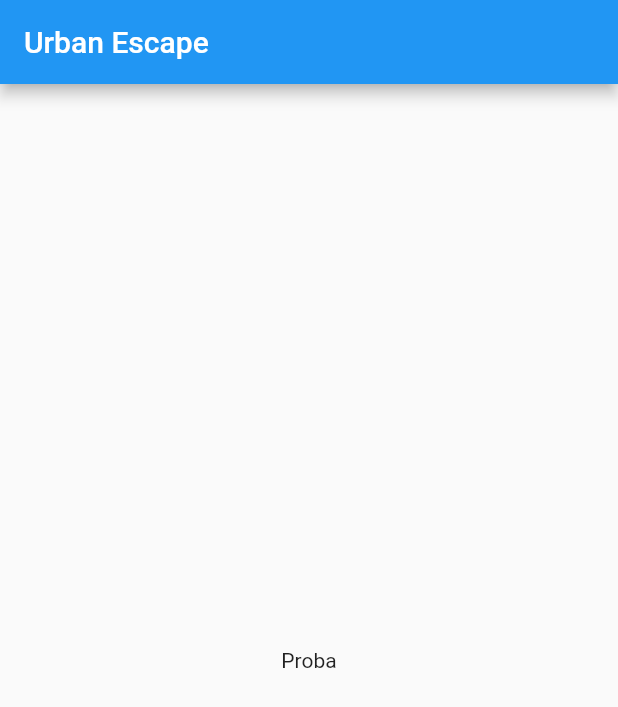
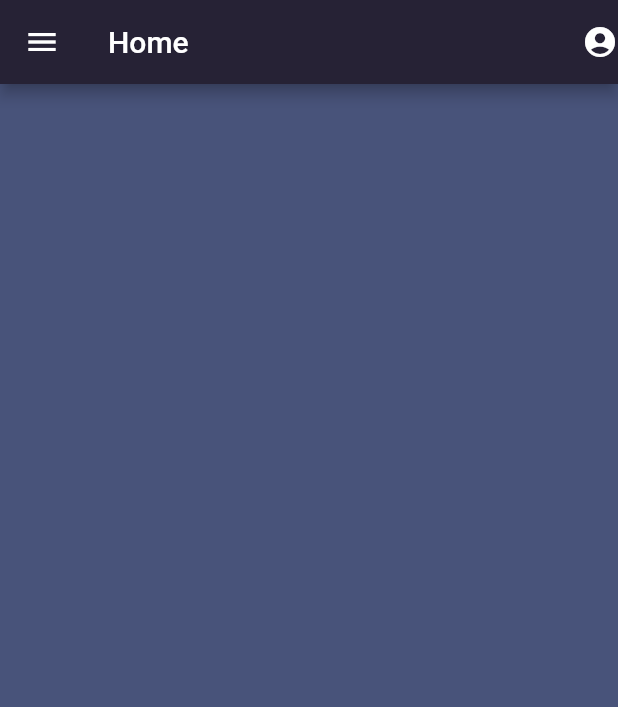
Before and after one commit to nmidzic20/UrbanEscape, a Flutter app: the screen it shows after launch, on a phone screen of 412 x 824 dp. Shown: the top 707 px of the screen. Run offline on Flutter 3.47's test engine with Material 2 defaults, Android fonts, the phone set to English and light mode, and no system bars.

Commit message:
Adjusted custom theme, added top app bar and navigation drawer

```diff
--- a/lib/main.dart
+++ b/lib/main.dart
@@ -1,6 +1,7 @@
 import 'package:flutter/material.dart';
 import 'package:urban_escape/theme/theme_constants.dart';
 import 'package:urban_escape/theme/theme_manager.dart';
+import 'package:flutter/material.dart';
 
 void main() {
   runApp(const MyApp());
@@ -16,7 +17,6 @@ class MyApp extends StatefulWidget {
 }
 
 class _MyAppState extends State<MyApp> {
-
   @override
   void dispose() {
     _themeManager.removeListener(themeListener);
@@ -31,9 +31,7 @@ class _MyAppState extends State<MyApp> {
 
   void themeListener() {
     if (mounted) {
-      setState(() {
-
-      });
+      setState(() {});
     }
   }
 
@@ -42,9 +40,9 @@ class _MyAppState extends State<MyApp> {
     return MaterialApp(
       title: 'Urban Escape',
       debugShowCheckedModeBanner: false,
-      //theme: ThemeData(primarySwatch: Color(0x262235)),//lightTheme,
-      //darkTheme: darkTheme,
-      //themeMode: _themeManager.themeMode,
+      theme: lightTheme,
+      darkTheme: darkTheme,
+      themeMode: _themeManager.themeMode,
       home: const HomePage(),
     );
   }
@@ -57,11 +55,39 @@ class HomePage extends StatelessWidget {
   Widget build(BuildContext context) {
     return Scaffold(
       appBar: AppBar(
-        title: const Text("Urban Escape"),
+        // Necessary to put leading: Builder(...) { return IconButton(...)} instead of leading: IconButton(...)
+        // in order to be able to call context for Scaffold.of (to open the drawer on clicking the icon)
+        leading: Builder(builder: (context) {
+          return IconButton(
+            icon: Icon(Icons.menu),
+            onPressed: () => Scaffold.of(context).openDrawer(),
+          );
+        }),
+        title: Text('Home'),
+        actions: [
+          Padding(
+            padding: EdgeInsets.symmetric(horizontal: 16),
+          ),
+          Icon(Icons.account_circle),
+        ],
       ),
-      body: const Center(
-        child: Text("Proba"),
+      drawer: Drawer(
+        // Add a ListView to the drawer. This ensures the user can scroll
+        // through the options in the drawer if there isn't enough vertical
+        // space to fit everything.
+        child: ListView(
+          // Important: Remove any padding from the ListView.
+          padding: EdgeInsets.zero,
+          children: [
+            Switch(
+                value: false,
+                onChanged: (newValue) {
+                  //Navigator.pop(context); too fast, need to see the switch changed
+                }),
+          ],
+        ),
       ),
+      body: Container(),
     );
   }
 }
--- a/lib/theme/theme_constants.dart
+++ b/lib/theme/theme_constants.dart
@@ -1,13 +1,46 @@
 import 'package:flutter/material.dart';
 
-const COLOR_PRIMARY = Color(0x262235); //deep purple
-
+const COLOR_PRIMARY = Color.fromRGBO(38, 34, 53, 1); //deep purple
+const COLOR = Color.fromRGBO(46, 49, 146, 1); //deep blue
+const COLOR_SECONDARY = Color.fromRGBO(252, 82, 133, 1); //hot pink
+const COLOR_BACKGROUND = Color.fromRGBO(72, 83, 122, 1); //grey blue
 
 ThemeData lightTheme = ThemeData(
-  brightness: Brightness.light,
-  primaryColor: COLOR_PRIMARY
-);
+    brightness: Brightness.light,
+    colorScheme: ColorScheme.fromSwatch().copyWith(
+        brightness: Brightness.light,
+        primary: COLOR_PRIMARY,
+        secondary: COLOR_SECONDARY,
+        background: COLOR_BACKGROUND),
+
+    //primaryColor: COLOR_PRIMARY,
+    scaffoldBackgroundColor: COLOR_BACKGROUND);
 
 ThemeData darkTheme = ThemeData(
-    brightness: Brightness.dark
+    brightness: Brightness.dark,
+    colorScheme: ColorScheme.fromSwatch().copyWith(
+        brightness: Brightness.dark,
+        primary: COLOR_PRIMARY,
+        secondary: COLOR_SECONDARY,
+        background: COLOR_BACKGROUND),
+
+    //primaryColor: COLOR_PRIMARY,
+    scaffoldBackgroundColor: COLOR_BACKGROUND);
+/*
+ThemeData lightTime1 = ThemeData(
+  colorScheme: ColorScheme.fromSwatch()
+      .copyWith(secondary: Colors.black12, brightness: Brightness.dark),
+  textTheme: const TextTheme(
+      titleLarge: TextStyle(color: Colors.white),
+      titleMedium: TextStyle(color: Colors.white)),
+  primaryColor: Colors.black,
+  floatingActionButtonTheme: const FloatingActionButtonThemeData(
+    backgroundColor: Colors.black12,
+  ),
+  backgroundColor: Colors.grey,
+  appBarTheme: const AppBarTheme(backgroundColor: Colors.black12),
+  bottomNavigationBarTheme:
+      const BottomNavigationBarThemeData(backgroundColor: Colors.black12),
+  secondaryHeaderColor: Colors.white10,
 );
+*/
```
